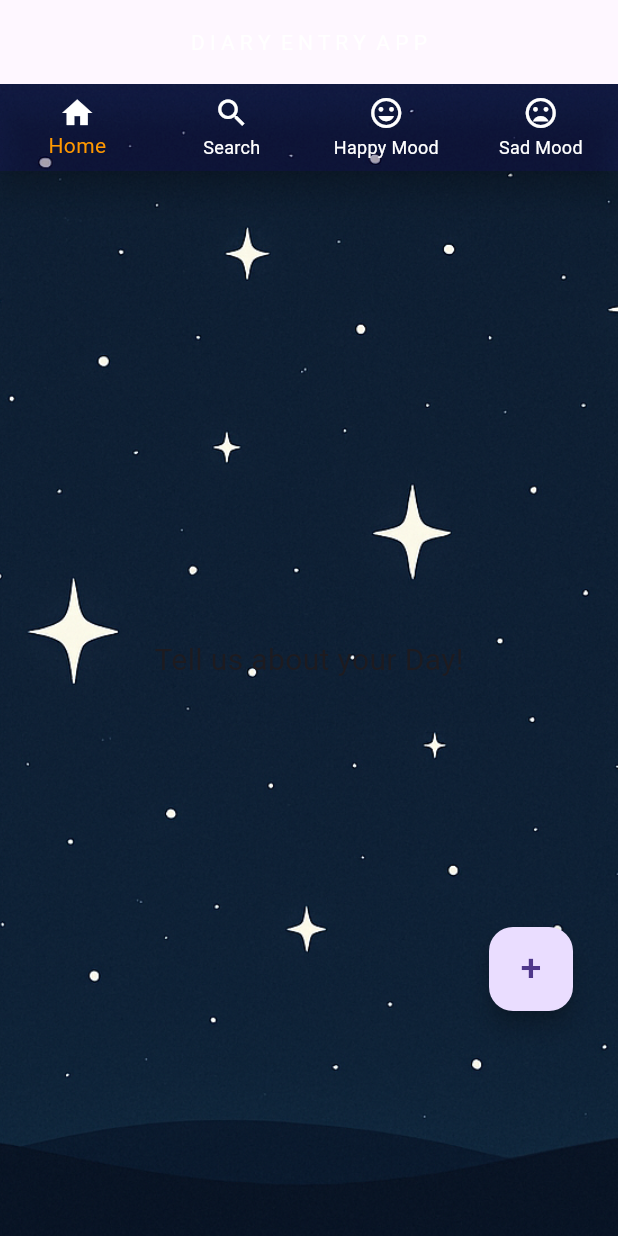
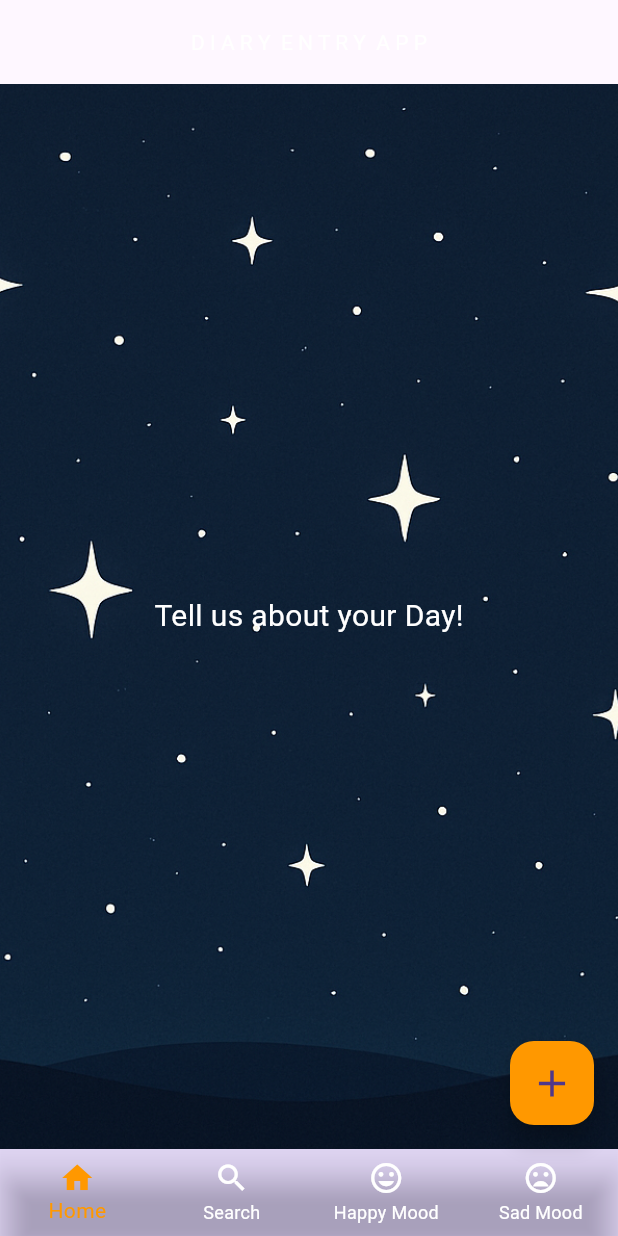
Before and after one commit to SaiyamKalra/diaryentryapp, a Flutter app: the screen it shows after launch, on a phone screen of 412 x 824 dp. Run offline on Flutter 3.47's test engine with Material 3 defaults, Android fonts, the phone set to English and light mode, and no system bars; our stand-ins replace flutter_bloc, shared_preferences.

Commit message:
completed the diary_card and used it in the home_page

```diff
--- a/lib/models/diary.dart
+++ b/lib/models/diary.dart
@@ -1,9 +1,9 @@
 class Diary {
-  final int number;
+  final String number;
   final String title;
   final String body;
   final DateTime date;
-  final double star;
+  final String star;
 
   Diary({
     required this.title,
@@ -19,6 +19,7 @@ class Diary {
       'body': body,
       'date': date.toIso8601String(),
       'star': star,
+      'number': number,
     };
   }
 
--- a/lib/pages/home_page.dart
+++ b/lib/pages/home_page.dart
@@ -1,9 +1,9 @@
 import 'package:diaryentryapp/cubit/diary_cubit.dart';
 import 'package:flutter/material.dart';
 import 'package:flutter_bloc/flutter_bloc.dart';
-import 'package:diaryentryapp/cubit/diary_cubit.dart';
 import 'package:diaryentryapp/models/diary.dart';
 import './add_diary_page.dart';
+import 'package:diaryentryapp/utils/diary_card.dart';
 
 class HomePage extends StatefulWidget {
   const HomePage({super.key});
@@ -25,15 +25,17 @@ class _HomePageState extends State<HomePage> {
   Widget build(BuildContext context) {
     return Scaffold(
       appBar: AppBar(
-        title: Padding(
-          padding: const EdgeInsets.all(100.0),
-          child: Center(
+        title: Center(
+          child: Padding(
+            padding: const EdgeInsets.symmetric(vertical: 16.0),
             child: Text(
               'D I A R Y  E N T R Y  A P P',
               style: TextStyle(color: Colors.white, fontSize: 14),
             ),
           ),
         ),
+        backgroundColor: Colors.transparent,
+        elevation: 0,
       ),
       body: Container(
         decoration: BoxDecoration(
@@ -42,44 +44,60 @@ class _HomePageState extends State<HomePage> {
             fit: BoxFit.cover,
           ),
         ),
-        child: Stack(
-          children: [
-            BlocBuilder<DiaryCubit, List<Diary>>(
+        child: BlocBuilder<DiaryCubit, List<Diary>>(
           builder: (context, diaries) {
             if (diaries.isEmpty) {
               return Center(
                 child: Text(
                   'Tell us about your Day!',
-                      style: TextStyle(fontSize: 20),
+                  style: TextStyle(fontSize: 20, color: Colors.white),
                 ),
               );
             }
             return ListView.builder(
+              padding: EdgeInsets.only(bottom: 100), // Space for FAB
               itemCount: diaries.length,
               itemBuilder: (context, index) {
-                    return ListTile(
-                      title: Text(diaries[index].title ?? ''),
-                      subtitle: Text(diaries[index].body ?? ''),
+                final diary = diaries[index];
+                return Dismissible(
+                  key: Key(diary.title),
+                  direction: DismissDirection.horizontal,
+                  background: Container(
+                    height: 20,
+                    color: Colors.amber,
+                    alignment: Alignment.center,
+                    child: Icon(Icons.done),
+                    // color: Colors.white.withOpacity(0.8),
+                  ),
+                  onDismissed: (direction) {
+                    context.read<DiaryCubit>().removeData(diary);
+                    ScaffoldMessenger.of(context).showSnackBar(
+                      SnackBar(
+                        content: Text('Diary "${diary.number}" deleted'),
+                      ),
+                    );
+                  },
+                  child: DiaryCard(
+                    number: diary.number,
+                    title: diary.title,
+                    star: diary.star,
+                  ),
                 );
               },
             );
           },
         ),
-            Positioned(
-              bottom: 150,
-              right: 30,
-              child: FloatingActionButton(
+      ),
+      floatingActionButton: FloatingActionButton(
         onPressed: () {
-                  Navigator.of(context).push(
-                    MaterialPageRoute(
-                      builder: (context) => const AddDiaryPage(),
+          Navigator.of(
+            context,
+          ).push(MaterialPageRoute(builder: (context) => const AddDiaryPage()));
+        },
+        child: Icon(Icons.add, size: 30),
+        backgroundColor: Colors.orange,
       ),
-                  );
-                },
-                child: Text('+', style: TextStyle(fontSize: 25)),
-              ),
-            ),
-            BottomNavigationBar(
+      bottomNavigationBar: BottomNavigationBar(
         onTap: _onItemTapped,
         currentIndex: _selectedIndex,
         type: BottomNavigationBarType.fixed,
@@ -87,27 +105,15 @@ class _HomePageState extends State<HomePage> {
         selectedItemColor: Colors.orange,
         unselectedItemColor: Colors.white,
         items: const [
+          BottomNavigationBarItem(icon: Icon(Icons.home), label: 'Home'),
+          BottomNavigationBarItem(icon: Icon(Icons.search), label: 'Search'),
+          BottomNavigationBarItem(icon: Icon(Icons.mood), label: 'Happy Mood'),
           BottomNavigationBarItem(
-                  icon: Icon(Icons.home, color: Colors.white),
-                  label: 'Home',
-                ),
-                BottomNavigationBarItem(
-                  icon: Icon(Icons.search, color: Colors.white),
-                  label: 'Search',
-                ),
-                BottomNavigationBarItem(
-                  icon: Icon(Icons.mood, color: Colors.white),
-                  label: 'Happy Mood',
-                ),
-                BottomNavigationBarItem(
-                  icon: Icon(Icons.mood_bad, color: Colors.white),
+            icon: Icon(Icons.mood_bad),
             label: 'Sad Mood',
           ),
         ],
       ),
-          ],
-        ),
-      ),
     );
   }
 }
```
Also changed, not shown: lib/cubit/diary_cubit.dart (+20 -24 lines), lib/pages/add_diary_page.dart (+113 -2 lines), lib/utils/diary_card.dart (added, +97 -0 lines). Lines whose indentation alone changed are shown as unchanged.
